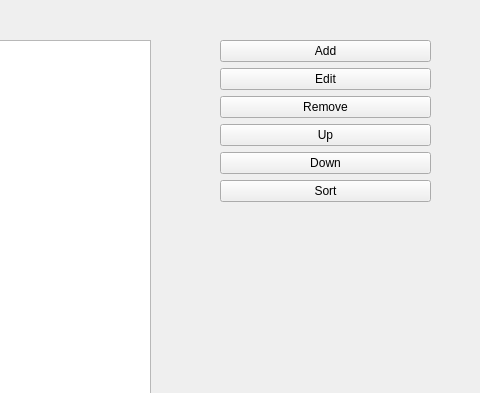
This is _listForm.ui in MehmetFarukAkbulut/0-to-Grand-Master-Python-Programming as Qt 5 draws it before an edit; both pictures show x 320 to 800 and y 0 to 393 of the 800 by 600 pixel window. The edited form follows.
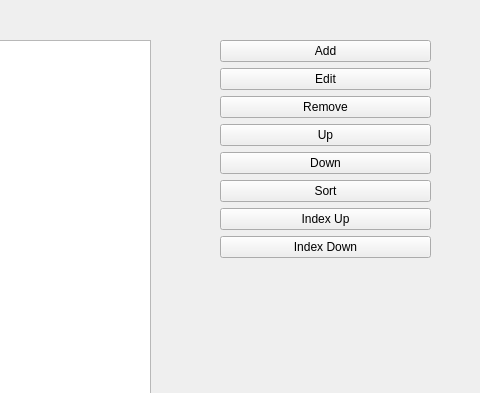
This is the edited form.

What changed in the file:
```diff
--- a/_listForm.ui
+++ b/_listForm.ui
@@ -76,6 +76,20 @@
        </property>
       </widget>
      </item>
+     <item>
+      <widget class="QPushButton" name="btnIndexUp">
+       <property name="text">
+        <string>Index Up</string>
+       </property>
+      </widget>
+     </item>
+     <item>
+      <widget class="QPushButton" name="btnIndexDown">
+       <property name="text">
+        <string>Index Down</string>
+       </property>
+      </widget>
+     </item>
      <item>
       <spacer name="verticalSpacer">
        <property name="orientation">
```
